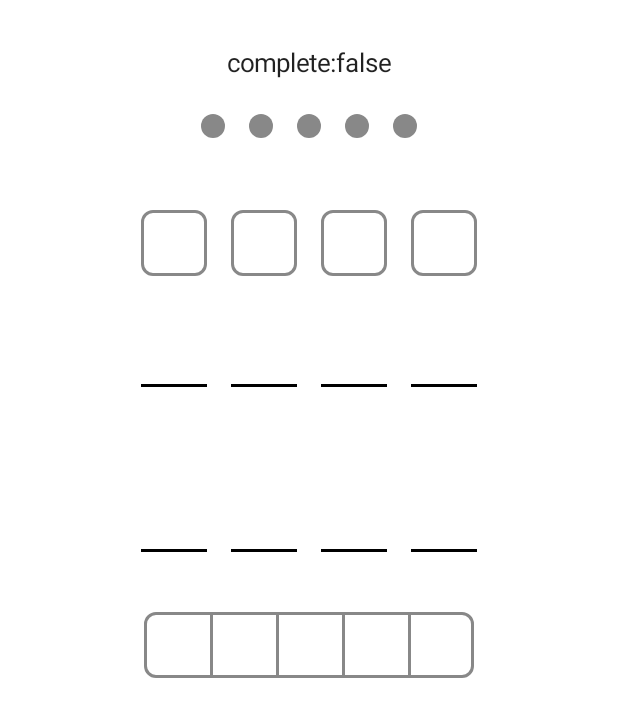
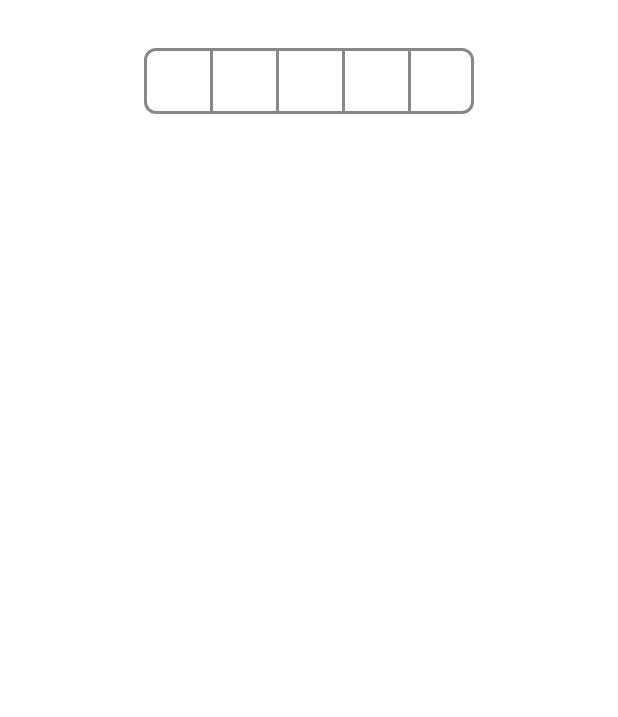
Before and after one commit to gevorg89/PinView, an Android app built with Jetpack Compose: the screen it shows after launch (MainActivity), on a phone screen of 412 x 824 dp. Shown: the top 717 px of the screen. Run offline under Robolectric (Android 15) with nearby library versions, the phone set to English and light mode, and no system bars.

Commit message:
Initial commit

```diff
--- a/app/src/main/java/com/example/pinview/BorderModifier.kt
+++ /dev/null
@@ -1,120 +0,0 @@
-package com.example.pinview
-
-import androidx.compose.runtime.Stable
-import androidx.compose.ui.Modifier
-import androidx.compose.ui.draw.drawBehind
-import androidx.compose.ui.graphics.Color
-import androidx.compose.ui.graphics.Path
-import androidx.compose.ui.graphics.drawscope.DrawScope
-import androidx.compose.ui.unit.Dp
-
-/**
- * Border definition can be extended to provide border style or [androidx.compose.ui.graphics.Brush]
- * One more way is make it sealed class and provide different implementations:
- * SolidBorder, DashedBorder etc
- */
-data class Border(val strokeWidth: Dp, val color: Color)
-
-@Stable
-fun Modifier.border(
-    start: Border? = null,
-    top: Border? = null,
-    end: Border? = null,
-    bottom: Border? = null,
-) =
-    drawBehind {
-        start?.let {
-            drawStartBorder(it, shareTop = top != null, shareBottom = bottom != null)
-        }
-        top?.let {
-            drawTopBorder(it, shareStart = start != null, shareEnd = end != null)
-        }
-        end?.let {
-            drawEndBorder(it, shareTop = top != null, shareBottom = bottom != null)
-        }
-        bottom?.let {
-            drawBottomBorder(border = it, shareStart = start != null, shareEnd = end != null)
-        }
-    }
-
-private fun DrawScope.drawTopBorder(
-    border: Border,
-    shareStart: Boolean = true,
-    shareEnd: Boolean = true
-) {
-    val strokeWidthPx = border.strokeWidth.toPx()
-    if (strokeWidthPx == 0f) return
-    drawPath(
-        Path().apply {
-            moveTo(0f, 0f)
-            lineTo(if (shareStart) strokeWidthPx else 0f, strokeWidthPx)
-            val width = size.width
-            lineTo(if (shareEnd) width - strokeWidthPx else width, strokeWidthPx)
-            lineTo(width, 0f)
-            close()
-        },
-        color = border.color
-    )
-}
-
-private fun DrawScope.drawBottomBorder(
-    border: Border,
-    shareStart: Boolean,
-    shareEnd: Boolean
-) {
-    val strokeWidthPx = border.strokeWidth.toPx()
-    if (strokeWidthPx == 0f) return
-    drawPath(
-        Path().apply {
-            val width = size.width
-            val height = size.height
-            moveTo(0f, height)
-            lineTo(if (shareStart) strokeWidthPx else 0f, height - strokeWidthPx)
-            lineTo(if (shareEnd) width - strokeWidthPx else width, height - strokeWidthPx)
-            lineTo(width, height)
-            close()
-        },
-        color = border.color
-    )
-}
-
-private fun DrawScope.drawStartBorder(
-    border: Border,
-    shareTop: Boolean = true,
-    shareBottom: Boolean = true
-) {
-    val strokeWidthPx = border.strokeWidth.toPx()
-    if (strokeWidthPx == 0f) return
-    drawPath(
-        Path().apply {
-            moveTo(0f, 0f)
-            lineTo(strokeWidthPx, if (shareTop) strokeWidthPx else 0f)
-            val height = size.height
-            lineTo(strokeWidthPx, if (shareBottom) height - strokeWidthPx else height)
-            lineTo(0f, height)
-            close()
-        },
-        color = border.color
-    )
-}
-
-private fun DrawScope.drawEndBorder(
-    border: Border,
-    shareTop: Boolean = true,
-    shareBottom: Boolean = true
-) {
-    val strokeWidthPx = border.strokeWidth.toPx()
-    if (strokeWidthPx == 0f) return
-    drawPath(
-        Path().apply {
-            val width = size.width
-            val height = size.height
-            moveTo(width, 0f)
-            lineTo(width - strokeWidthPx, if (shareTop) strokeWidthPx else 0f)
-            lineTo(width - strokeWidthPx, if (shareBottom) height - strokeWidthPx else height)
-            lineTo(width, height)
-            close()
-        },
-        color = border.color
-    )
-}
--- a/app/src/main/java/com/example/pinview/MainActivity.kt
+++ b/app/src/main/java/com/example/pinview/MainActivity.kt
@@ -17,10 +17,10 @@ class MainActivity : ComponentActivity() {
             PinViewTheme {
                 Surface(color = MaterialTheme.colors.background) {
                     Column() {
-                        CirclePreview()
-                        SquarePreview()
-                        DashCenterPreview()
-                        DashBottomPreview()
+//                        CirclePreview()
+//                        SquarePreview()
+//                        DashCenterPreview()
+//                        DashBottomPreview()
                         MergedPreview()
                     }
                 }
--- a/app/src/main/java/com/example/pinview/MergedExample.kt
+++ b/app/src/main/java/com/example/pinview/MergedExample.kt
@@ -1,5 +1,6 @@
 package com.example.pinview
 
+import androidx.compose.foundation.BorderStroke
 import androidx.compose.foundation.border
 import androidx.compose.foundation.layout.*
 import androidx.compose.foundation.shape.RoundedCornerShape
@@ -11,7 +12,10 @@ import androidx.compose.runtime.remember
 import androidx.compose.ui.Alignment
 import androidx.compose.ui.ExperimentalComposeUiApi
 import androidx.compose.ui.Modifier
+import androidx.compose.ui.draw.drawBehind
 import androidx.compose.ui.graphics.Color
+import androidx.compose.ui.graphics.Path
+import androidx.compose.ui.graphics.drawscope.DrawScope
 import androidx.compose.ui.text.input.KeyboardType
 import androidx.compose.ui.tooling.preview.Preview
 import androidx.compose.ui.unit.dp
@@ -71,11 +75,34 @@ private fun Block(
     Box(
         contentAlignment = Alignment.Center,
         modifier = Modifier
-            .border(
-                start = if (position > 0) Border(2.dp, color) else null
-            )
+            .border(if (position > 0) BorderStroke(2.dp, color) else null)
             .size(44.dp)
     ) {
         content.invoke()
     }
 }
+
+fun Modifier.border(borderStroke: BorderStroke?) =
+    drawBehind {
+        borderStroke?.let {
+            drawStartBorder(stroke = borderStroke)
+        }
+    }
+
+private fun DrawScope.drawStartBorder(
+    stroke: BorderStroke
+) {
+    val strokeWidthPx = stroke.width.toPx()
+    if (strokeWidthPx == 0f) return
+    drawPath(
+        Path().apply {
+            moveTo(0f, 0f)
+            lineTo(strokeWidthPx, 0f)
+            val height = size.height
+            lineTo(strokeWidthPx, height)
+            lineTo(0f, height)
+            close()
+        },
+        brush = stroke.brush
+    )
+}
```
